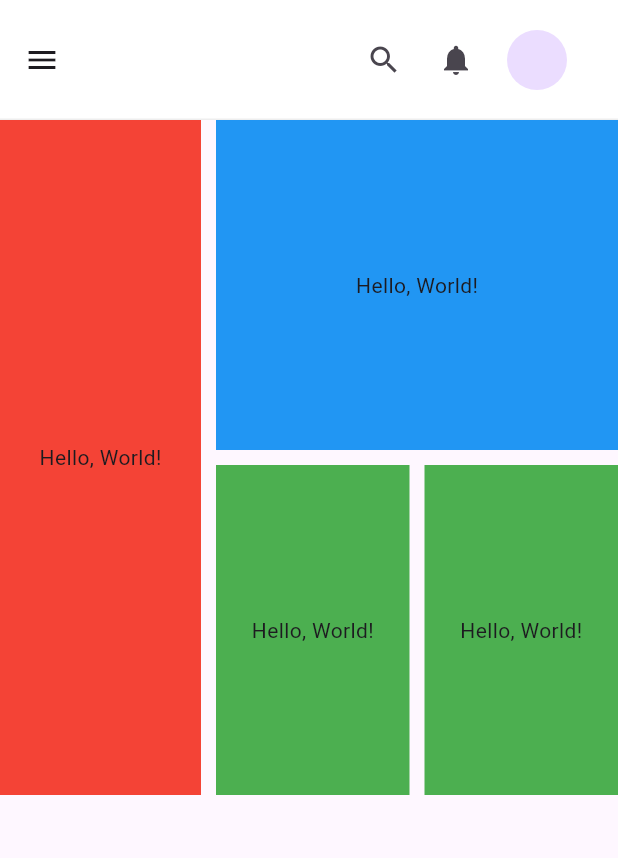
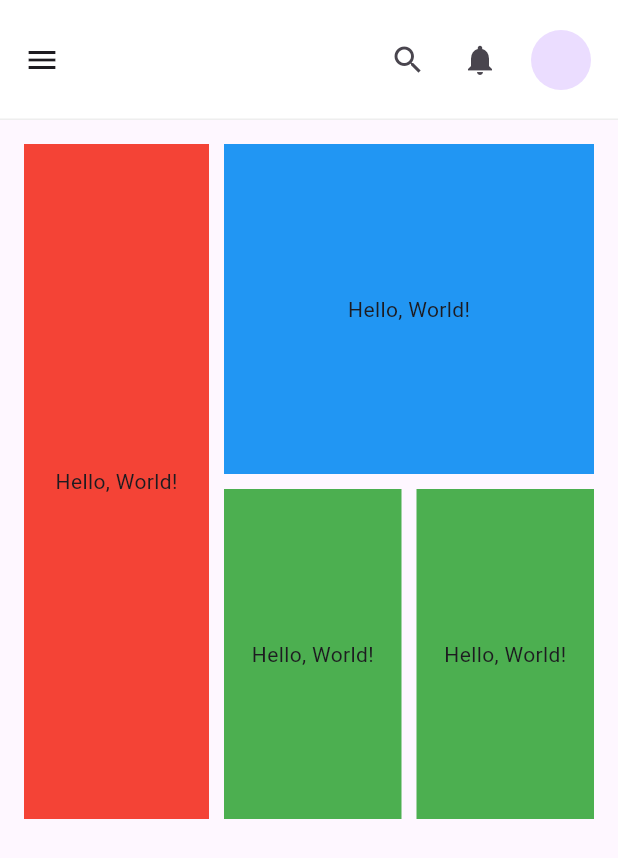
Before and after one commit to rragnarsd/grillhouse, a Flutter app: the screen it shows after launch, on a phone screen of 412 x 824 dp. Shown: the top 858 px of the screen. Run offline on Flutter 3.47's test engine with Material 3 defaults, Android fonts, the phone set to English and light mode, and no system bars.

Commit message:
Fixed padding on appheader

```diff
--- /dev/null
+++ b/lib/utils/constants.dart
@@ -0,0 +1,8 @@
+class Constants {
+  static const double kHeaderHeight = 80.0;
+  static const double kLeadingWidth = 8.0;
+  static const double kDesktopActionsPadding = 24.0;
+  static const double kTabletActionsPadding = 16.0;
+  static const double kMobileActionsPadding = 8.0;
+  static const double kMenuButtonPadding = 16.0;
+}
--- a/lib/widgets/desktop_body.dart
+++ b/lib/widgets/desktop_body.dart
@@ -5,7 +5,9 @@ class DesktopBody extends StatelessWidget {
 
   @override
   Widget build(BuildContext context) {
-    return Column(
+    return Padding(
+      padding: const EdgeInsets.all(24),
+      child: Column(
         children: <Widget>[
           Row(
             children: <Widget>[
@@ -60,6 +62,7 @@ class DesktopBody extends StatelessWidget {
             ],
           ),
         ],
+      ),
     );
   }
 }
--- a/lib/widgets/header.dart
+++ b/lib/widgets/header.dart
@@ -1,7 +1,6 @@
 import 'package:dashboard/responsive.dart';
+import 'package:dashboard/utils/constants.dart';
 import 'package:flutter/material.dart';
-
-const double _kHeaderHeight = 80.0;
 
 class AppHeader extends StatelessWidget implements PreferredSizeWidget {
   const AppHeader({super.key, this.scaffoldKey});
@@ -11,30 +10,55 @@ class AppHeader extends StatelessWidget implements PreferredSizeWidget {
   @override
   Widget build(BuildContext context) {
     return AppBar(
+      leadingWidth: Constants.kLeadingWidth,
       backgroundColor: Colors.white,
       elevation: 0,
       surfaceTintColor: Colors.transparent,
       shape: Border(bottom: BorderSide(color: Colors.grey.shade200, width: 1)),
-      leading: !Responsive.isDesktop(context)
-          ? IconButton(
-              onPressed: () => scaffoldKey?.currentState?.openDrawer(),
-              icon: const Icon(Icons.menu),
-            )
-          : const SizedBox.shrink(),
+      leading: HeaderLeading(scaffoldKey: scaffoldKey),
       title: const HeaderTitle(),
-      toolbarHeight: _kHeaderHeight,
-      actionsPadding: const EdgeInsets.only(right: 24),
-      actions: <Widget>[
-        const HeaderSearchButton(),
-        const HeaderNotificationButton(),
-        const SizedBox(width: 10),
-        const HeaderUserProfile(),
+      toolbarHeight: Constants.kHeaderHeight,
+      actionsPadding: _getActionsPadding(context),
+      actions: const <Widget>[
+        HeaderSearchButton(),
+        HeaderNotificationButton(),
+        SizedBox(width: 10),
+        HeaderUserProfile(),
       ],
     );
   }
 
+  EdgeInsets _getActionsPadding(BuildContext context) {
+    if (Responsive.isDesktop(context)) {
+      return const EdgeInsets.only(right: Constants.kDesktopActionsPadding);
+    } else if (Responsive.isTablet(context)) {
+      return const EdgeInsets.only(right: Constants.kTabletActionsPadding);
+    } else {
+      return const EdgeInsets.only(right: Constants.kMobileActionsPadding);
+    }
+  }
+
   @override
-  Size get preferredSize => const Size.fromHeight(_kHeaderHeight);
+  Size get preferredSize => const Size.fromHeight(Constants.kHeaderHeight);
+}
+
+class HeaderLeading extends StatelessWidget {
+  const HeaderLeading({super.key, this.scaffoldKey});
+
+  final GlobalKey<ScaffoldState>? scaffoldKey;
+
+  @override
+  Widget build(BuildContext context) {
+    if (Responsive.isDesktop(context)) {
+      return const SizedBox.shrink();
+    }
+
+    return IconButton(
+      padding: const EdgeInsets.all(Constants.kMenuButtonPadding),
+      onPressed: () => scaffoldKey?.currentState?.openDrawer(),
+      icon: const Icon(Icons.menu),
+    );
+  }
 }
 
 class HeaderTitle extends StatelessWidget {
--- a/lib/widgets/mobile_body.dart
+++ b/lib/widgets/mobile_body.dart
@@ -5,7 +5,9 @@ class MobileBody extends StatelessWidget {
 
   @override
   Widget build(BuildContext context) {
-    return Column(
+    return Padding(
+      padding: const EdgeInsets.all(16),
+      child: Column(
         children: <Widget>[
           Row(
             children: <Widget>[
@@ -60,6 +62,7 @@ class MobileBody extends StatelessWidget {
             ],
           ),
         ],
+      ),
     );
   }
 }
--- a/lib/widgets/tablet_body.dart
+++ b/lib/widgets/tablet_body.dart
@@ -5,7 +5,9 @@ class TabletBody extends StatelessWidget {
 
   @override
   Widget build(BuildContext context) {
-    return Column(
+    return Padding(
+      padding: const EdgeInsets.all(16),
+      child: Column(
         children: <Widget>[
           Row(
             children: <Widget>[
@@ -60,6 +62,7 @@ class TabletBody extends StatelessWidget {
             ],
           ),
         ],
+      ),
     );
   }
 }
```
Lines whose indentation alone changed are shown as unchanged.
